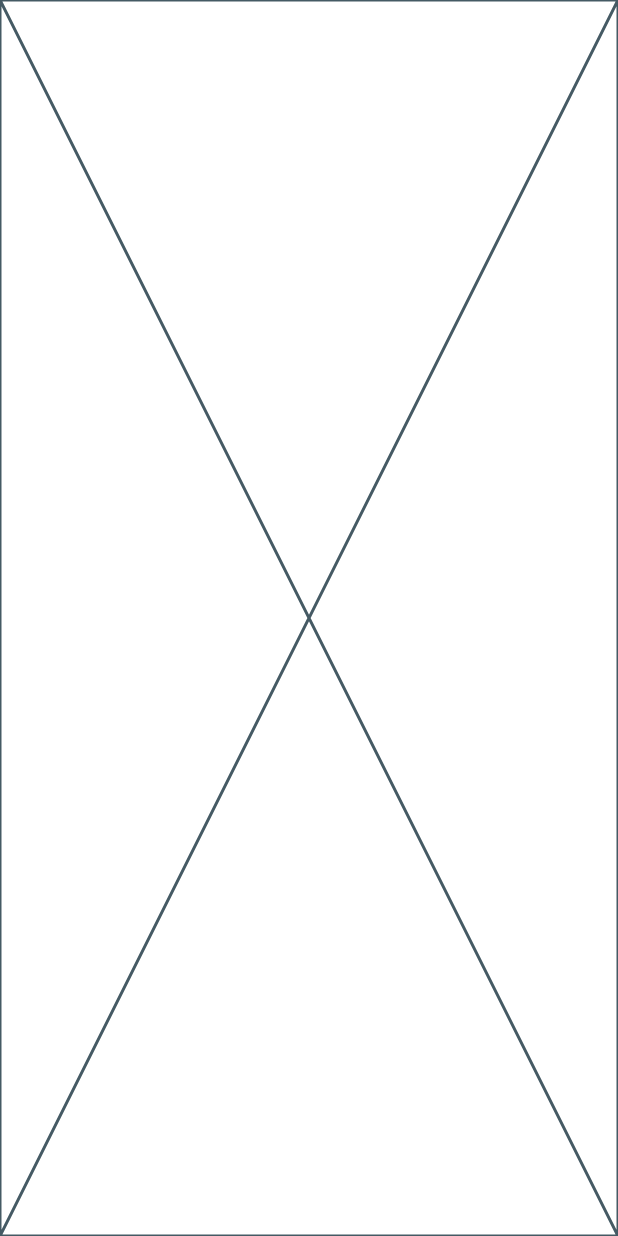
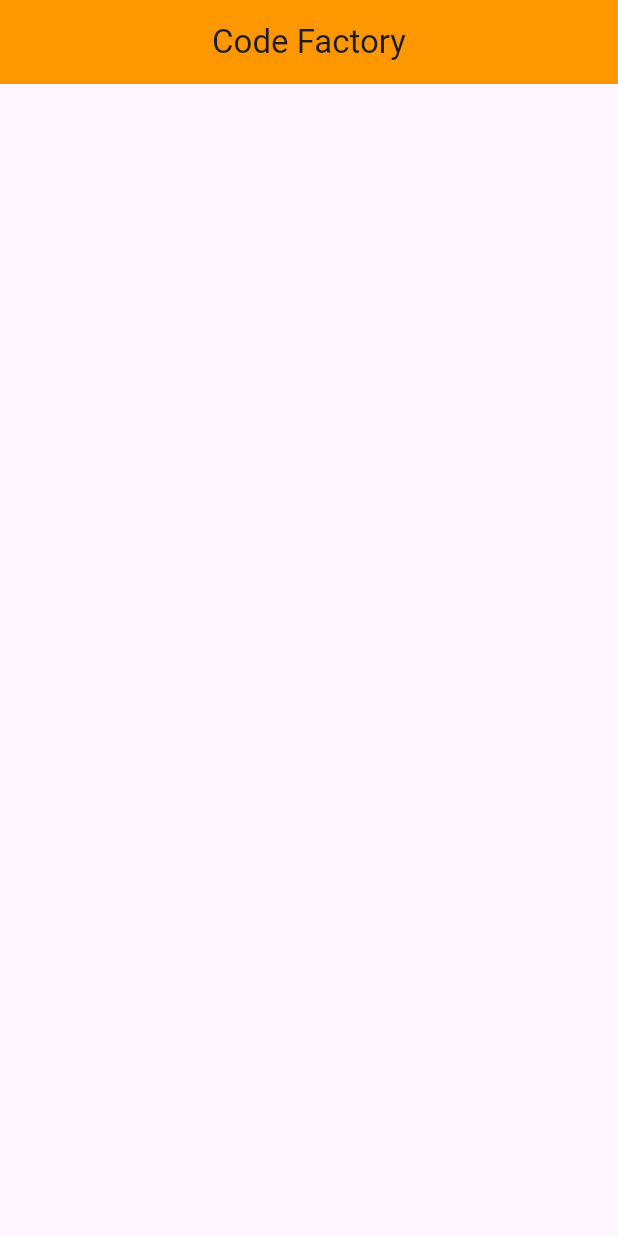
Before and after one commit to darkmyu/flutter-lv1, a Flutter app: the screen it shows after launch, on a phone screen of 412 x 824 dp. Run offline on Flutter 3.47's test engine with Material 3 defaults, Android fonts, the phone set to English and light mode, and no system bars.

Commit message:
AppBar 디자인

```diff
--- a/web_view/lib/main.dart
+++ b/web_view/lib/main.dart
@@ -3,6 +3,8 @@ import 'package:web_view/screen/home_screen.dart';
 
 void main() {
   runApp(
-    const HomeScreen(),
+    const MaterialApp(
+      home: HomeScreen(),
+    ),
   );
 }
--- a/web_view/lib/screen/home_screen.dart
+++ b/web_view/lib/screen/home_screen.dart
@@ -5,6 +5,12 @@ class HomeScreen extends StatelessWidget {
 
   @override
   Widget build(BuildContext context) {
-    return const Placeholder();
+    return Scaffold(
+      appBar: AppBar(
+        backgroundColor: Colors.orange,
+        title: const Text('Code Factory'),
+        centerTitle: true,
+      ),
+    );
   }
 }
```
